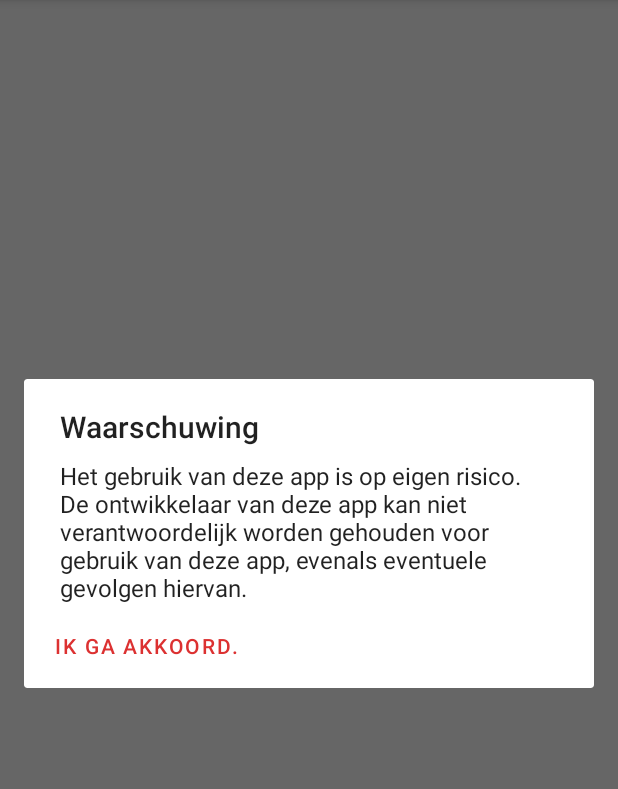
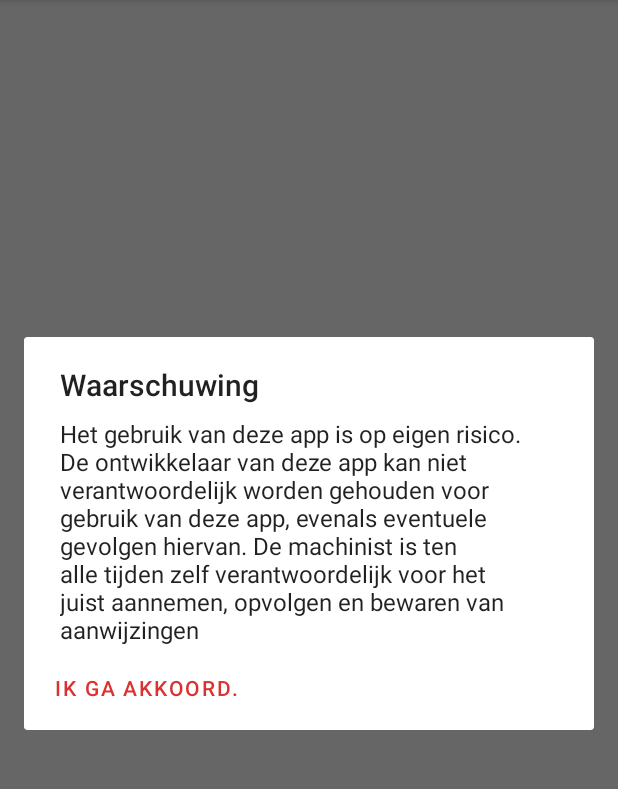
Before and after one commit to LeonKlaczynski/MijnAanwijzingen, an Android app: the screen it shows after launch (MainActivity), in the options menu, after a tap on "Disclaimer", on a phone screen of 412 x 824 dp, the part 84-873 px from its top. Run offline under Robolectric (Android 15) with nearby library versions, the phone set to English and light mode, and no system bars.

Commit message:
Aanwijzing.java updated + changed warning message.

```diff
--- a/app/src/main/java/com/klaczynski/mijnaanwijzingen/MainActivity.java
+++ b/app/src/main/java/com/klaczynski/mijnaanwijzingen/MainActivity.java
@@ -44,7 +44,8 @@ public class MainActivity extends AppCompatActivity {
         AlertDialog alertDialog = new AlertDialog.Builder(a).create();
         alertDialog.setTitle("Waarschuwing");
         alertDialog.setMessage("Het gebruik van deze app is op eigen risico. De ontwikkelaar van deze app kan " +
-                "niet verantwoordelijk worden gehouden voor gebruik van deze app, evenals eventuele gevolgen hiervan.");
+                "niet verantwoordelijk worden gehouden voor gebruik van deze app, evenals eventuele gevolgen hiervan. " +
+                "De machinist is ten alle tijden zelf verantwoordelijk voor het juist aannemen, opvolgen en bewaren van aanwijzingen");
         alertDialog.setButton(AlertDialog.BUTTON_NEUTRAL, "Ik ga akkoord.",
                 new DialogInterface.OnClickListener() {
                     public void onClick(DialogInterface dialog, int which) {
--- a/app/src/main/java/com/klaczynski/mijnaanwijzingen/obj/Aanwijzing.java
+++ b/app/src/main/java/com/klaczynski/mijnaanwijzingen/obj/Aanwijzing.java
@@ -7,9 +7,9 @@ public class Aanwijzing {
             TYPE_VR = 3, TYPE_OVW = 4, TYPE_SB = 5;
 
     private int type;
-    private String location;
+    private String location; //Zowel enkel drgl-punt als traject tussen meerdere punten.
     private Date datum;
     private String trdl;
     private int treinNr;
-
+    private String miscInfo; //Reden, hulpverleners, baanwerkers, LAE borden wel/niet geplaatst etc
 }
```
